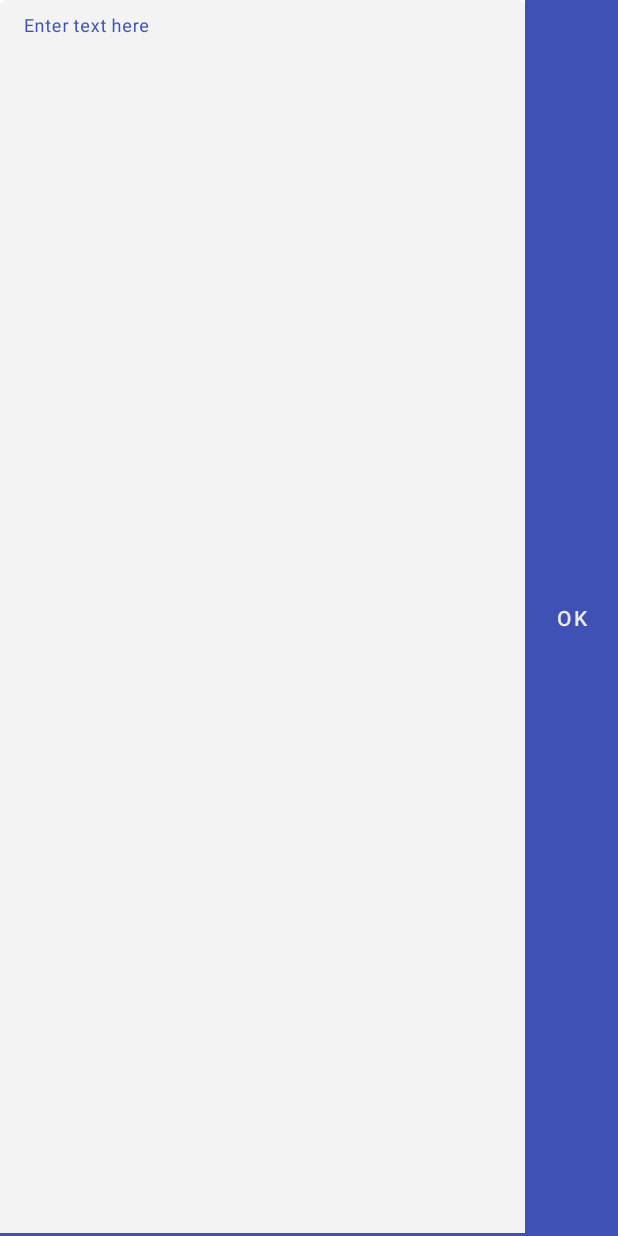
After one commit to kitfist0/QrScan, an Android app: the layout dialog_edit.xml on its own in the app's theme, with its tools: preview values and no code run, on a phone screen of 412 x 824 dp. The commit adds this screen. Run offline under Robolectric (Android 15) with nearby library versions, the phone set to English and light mode, and no system bars.

Commit message:
EditTitleDialog

```diff
--- a/app/src/main/java/app/qrscan/ui/details/presenter/DetailsPresenter.kt
+++ b/app/src/main/java/app/qrscan/ui/details/presenter/DetailsPresenter.kt
@@ -1,5 +1,6 @@
 package app.qrscan.ui.details.presenter
 
+import android.os.Bundle
 import app.qrscan.data.db.QrModel
 import app.qrscan.ui.base.presenter.BasePresenter
 
@@ -16,4 +17,6 @@ interface DetailsPresenter: BasePresenter {
     fun onShareButtonClicked()
 
     fun onCopyButtonClicked()
+
+    fun onTitleChangedResult(result: Bundle)
 }
--- a/app/src/main/java/app/qrscan/ui/details/presenter/DetailsPresenterImpl.kt
+++ b/app/src/main/java/app/qrscan/ui/details/presenter/DetailsPresenterImpl.kt
@@ -46,8 +46,7 @@ class DetailsPresenterImpl(
     }
 
     override fun onEditTitleClicked() {
-        // TODO: show edit title dialog
-        view.showMessage(R.string.edit)
+        view.navigateToEditTitleDialog(qrModel.title)
     }
 
     override fun onDeleteButtonClicked() {
@@ -68,4 +67,7 @@ class DetailsPresenterImpl(
         // TODO: show share dialog
         view.showMessage(R.string.share)
     }
+
+    override fun onTitleChangedResult(result: Bundle) {
+    }
 }
--- a/app/src/main/java/app/qrscan/ui/details/view/DetailsView.kt
+++ b/app/src/main/java/app/qrscan/ui/details/view/DetailsView.kt
@@ -16,5 +16,7 @@ interface DetailsView: BaseView {
 
     fun setupFavoriteIcon(favorite: Boolean)
 
+    fun navigateToEditTitleDialog(title: String)
+
     fun popBackStack()
 }
--- a/app/src/main/java/app/qrscan/ui/details/view/DetailsViewImpl.kt
+++ b/app/src/main/java/app/qrscan/ui/details/view/DetailsViewImpl.kt
@@ -6,6 +6,7 @@ import android.view.View
 import android.widget.Toast
 import androidx.navigation.NavController
 import app.qrscan.ext.setFavoriteIcon
+import app.qrscan.ui.details.DetailsFragmentDirections
 import kotlinx.android.synthetic.main.fragment_details.view.*
 
 class DetailsViewImpl(
@@ -31,6 +32,10 @@ class DetailsViewImpl(
         rootView.favoriteButton.setFavoriteIcon(favorite)
     }
 
+    override fun navigateToEditTitleDialog(title: String) {
+        navController.navigate(DetailsFragmentDirections.fromDetailsToEditTitle(title))
+    }
+
     override fun popBackStack() {
         navController.popBackStack()
     }
--- a/app/src/main/java/app/qrscan/util/Constants.kt
+++ b/app/src/main/java/app/qrscan/util/Constants.kt
@@ -3,6 +3,9 @@ package app.qrscan.util
 object Constants {
     const val DATE_FORMAT_24H = "yyy MMM dd, HH:mm:ss"
     const val DATE_FORMAT_12H = "yyy MMM dd, hh:mm:ss aa"
+
+    const val TITLE_REQUEST_KEY = "title_request"
+    const val TITLE_RESULT_KEY = "title_result"
 
     const val PARSED_RESULT_UNKNOWN = "UNKNOWN"
 
--- /dev/null
+++ b/app/src/main/res/layout/dialog_edit.xml
@@ -0,0 +1,52 @@
+<?xml version="1.0" encoding="utf-8"?>
+<androidx.constraintlayout.widget.ConstraintLayout
+    xmlns:android="http://schemas.android.com/apk/res/android"
+    xmlns:app="http://schemas.android.com/apk/res-auto"
+    android:layout_width="match_parent"
+    android:layout_height="match_parent">
+
+    <FrameLayout
+        android:id="@+id/buttonContainer"
+        android:background="?attr/colorPrimary"
+        android:layout_width="0dp"
+        android:layout_height="0dp"
+        app:layout_constraintBottom_toBottomOf="parent"
+        app:layout_constraintEnd_toEndOf="parent"
+        app:layout_constraintStart_toStartOf="@+id/guideline"
+        app:layout_constraintTop_toTopOf="parent" >
+        <Button
+            android:id="@+id/buttonOk"
+            android:background="?android:selectableItemBackgroundBorderless"
+            android:layout_width="wrap_content"
+            android:layout_height="wrap_content"
+            android:layout_gravity="center"
+            android:text="@android:string/ok" />
+    </FrameLayout>
+
+    <com.google.android.material.textfield.TextInputLayout
+        android:id="@+id/textInputLayout"
+        android:layout_width="0dp"
+        android:layout_height="0dp"
+        android:hint="@string/enter_text_here"
+        app:boxStrokeWidth="0dp"
+        app:boxBackgroundColor="?attr/colorSurface"
+        app:layout_constraintBottom_toBottomOf="parent"
+        app:layout_constraintEnd_toStartOf="@+id/guideline"
+        app:layout_constraintStart_toStartOf="parent"
+        app:layout_constraintTop_toTopOf="parent">
+        <com.google.android.material.textfield.TextInputEditText
+            android:id="@+id/textInputEditText"
+            android:inputType="textMultiLine"
+            android:layout_width="match_parent"
+            android:layout_height="match_parent"
+            android:gravity="start" />
+    </com.google.android.material.textfield.TextInputLayout>
+
+    <androidx.constraintlayout.widget.Guideline
+        android:id="@+id/guideline"
+        android:layout_width="wrap_content"
+        android:layout_height="wrap_content"
+        android:orientation="vertical"
+        app:layout_constraintGuide_percent="0.85" />
+
+</androidx.constraintlayout.widget.ConstraintLayout>
--- a/app/src/main/res/layout/fragment_generator.xml
+++ b/app/src/main/res/layout/fragment_generator.xml
@@ -30,9 +30,10 @@
         android:layout_height="0dp"
         android:hint="@string/enter_text_here"
         app:boxBackgroundColor="?attr/colorPrimaryDark"
-        app:boxCornerRadiusTopEnd="@dimen/box_corners"
-        app:boxCornerRadiusTopStart="@dimen/box_corners"
+        app:boxCornerRadiusTopEnd="@dimen/bottom_sheet_corners"
+        app:boxCornerRadiusTopStart="@dimen/bottom_sheet_corners"
         app:endIconDrawable="@drawable/ic_save"
+        app:endIconTint="?attr/colorPrimary"
         app:endIconMode="custom"
         app:layout_constraintBottom_toTopOf="@+id/bottomGuideline"
         app:layout_constraintEnd_toEndOf="parent"
--- a/app/src/main/res/values/dimens.xml
+++ b/app/src/main/res/values/dimens.xml
@@ -2,13 +2,14 @@
     <!-- Default screen margins, per the Android Design guidelines. -->
     <dimen name="activity_horizontal_margin">16dp</dimen>
     <dimen name="activity_vertical_margin">16dp</dimen>
+
+    <dimen name="bottom_sheet_corners">16dp</dimen>
 
     <dimen name="card_corner_radius">8dp</dimen>
     <dimen name="card_content_padding">8dp</dimen>
 
     <dimen name="qr_code_image_view_size">180dp</dimen>
     <dimen name="box_stroke_width">2dp</dimen>
-    <dimen name="box_corners">24dp</dimen>
     <!-- Height of the bottom navigation -->
     <dimen name="navigation_bar_height">56dp</dimen>
 </resources>
```
Also changed, not shown: app/build.gradle (+6 -1 lines), app/src/main/java/app/qrscan/ui/details/DetailsFragment.kt (+10 -1 lines), app/src/main/java/app/qrscan/ui/dialogs/EditTitleDialog.kt (added, +34 -0 lines), app/src/main/res/drawable/ic_done.xml (added, +9 -0 lines), app/src/main/res/drawable/ic_tick.xml (added, +9 -0 lines), app/src/main/res/layout/dialog_edit_title.xml (added, +24 -0 lines), app/src/main/res/navigation/navigation.xml (+12 -0 lines).
